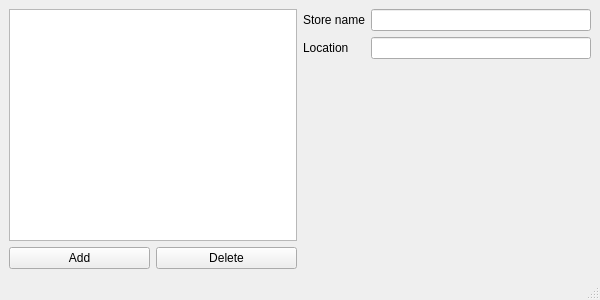
First picture: the form in slg_desktop/gui/stores.ui, repository drulum/slg_desktop, before the edit.
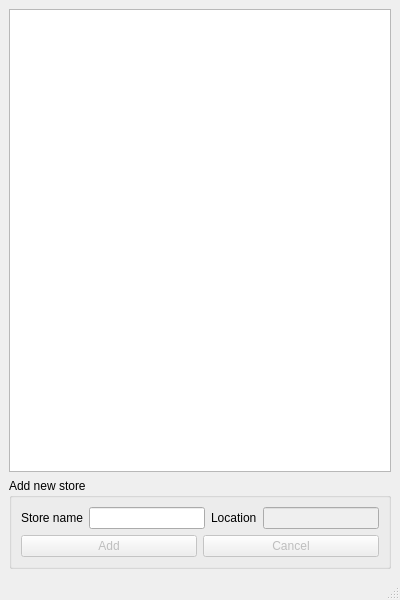
Second picture: the form after the edit.

Commit message: testing db connectivity with Qt

Patch:
```diff
--- a/slg_desktop/gui/stores.ui
+++ b/slg_desktop/gui/stores.ui
@@ -6,93 +6,91 @@
    <rect>
     <x>0</x>
     <y>0</y>
-    <width>600</width>
-    <height>300</height>
+    <width>400</width>
+    <height>600</height>
    </rect>
   </property>
   <property name="minimumSize">
    <size>
-    <width>600</width>
-    <height>300</height>
-   </size>
-  </property>
-  <property name="maximumSize">
-   <size>
-    <width>600</width>
-    <height>300</height>
+    <width>400</width>
+    <height>600</height>
    </size>
   </property>
   <property name="windowTitle">
    <string>Add, Edit, Delete Stores</string>
   </property>
   <widget class="QWidget" name="centralwidget">
-   <layout class="QHBoxLayout" name="horizontalLayout_2">
-    <item>
      <layout class="QVBoxLayout" name="verticalLayout">
       <item>
-       <widget class="QListView" name="storeView">
+     <widget class="QTableView" name="storeView">
         <property name="statusTip">
          <string>Select the store to display and edit the name &amp; location.</string>
         </property>
-       </widget>
-      </item>
+      <property name="alternatingRowColors">
+       <bool>true</bool>
+      </property>
+     </widget>
+    </item>
+    <item>
+     <widget class="QGroupBox" name="groupBox">
+      <property name="title">
+       <string>Add new store</string>
+      </property>
+      <layout class="QVBoxLayout" name="verticalLayout_2">
       <item>
        <layout class="QHBoxLayout" name="horizontalLayout">
         <item>
-         <widget class="QPushButton" name="addButton">
-          <property name="statusTip">
-           <string>Add a new store entry.</string>
-          </property>
-          <property name="text">
-           <string>Add</string>
-          </property>
-         </widget>
-        </item>
-        <item>
-         <widget class="QPushButton" name="deleteButton">
-          <property name="statusTip">
-           <string>CAUTION: The selected store will be deleted.</string>
-          </property>
-          <property name="text">
-           <string>Delete</string>
-          </property>
-         </widget>
-        </item>
-       </layout>
-      </item>
-     </layout>
-    </item>
-    <item>
-     <layout class="QFormLayout" name="formLayout">
-      <item row="0" column="0">
        <widget class="QLabel" name="label">
         <property name="text">
          <string>Store name</string>
         </property>
        </widget>
       </item>
-      <item row="0" column="1">
-       <widget class="QLineEdit" name="nameEdit">
-        <property name="statusTip">
-         <string>Simple name of the store.</string>
-        </property>
-       </widget>
-      </item>
-      <item row="1" column="0">
+         <item>
+          <widget class="QLineEdit" name="storeEdit"/>
+         </item>
+         <item>
        <widget class="QLabel" name="label_2">
         <property name="text">
          <string>Location</string>
         </property>
        </widget>
       </item>
-      <item row="1" column="1">
+         <item>
        <widget class="QLineEdit" name="locationEdit">
-        <property name="statusTip">
-         <string>&quot;Glasgow&quot;, &quot;Cumbernauld&quot;, &quot;Kirkintilloch&quot; etc.</string>
+           <property name="enabled">
+            <bool>false</bool>
         </property>
        </widget>
       </item>
      </layout>
+       </item>
+       <item>
+        <layout class="QHBoxLayout" name="horizontalLayout_2">
+         <item>
+          <widget class="QPushButton" name="addButton">
+           <property name="enabled">
+            <bool>false</bool>
+           </property>
+           <property name="text">
+            <string>Add</string>
+           </property>
+          </widget>
+         </item>
+         <item>
+          <widget class="QPushButton" name="cancelButton">
+           <property name="enabled">
+            <bool>false</bool>
+           </property>
+           <property name="text">
+            <string>Cancel</string>
+           </property>
+          </widget>
+         </item>
+        </layout>
+       </item>
+      </layout>
+     </widget>
     </item>
    </layout>
   </widget>
```
Left out of the diff: 2 changed lines with no effect on the pictures. Lines whose indentation alone changed are shown as unchanged. The commit also changes 2 other files.
